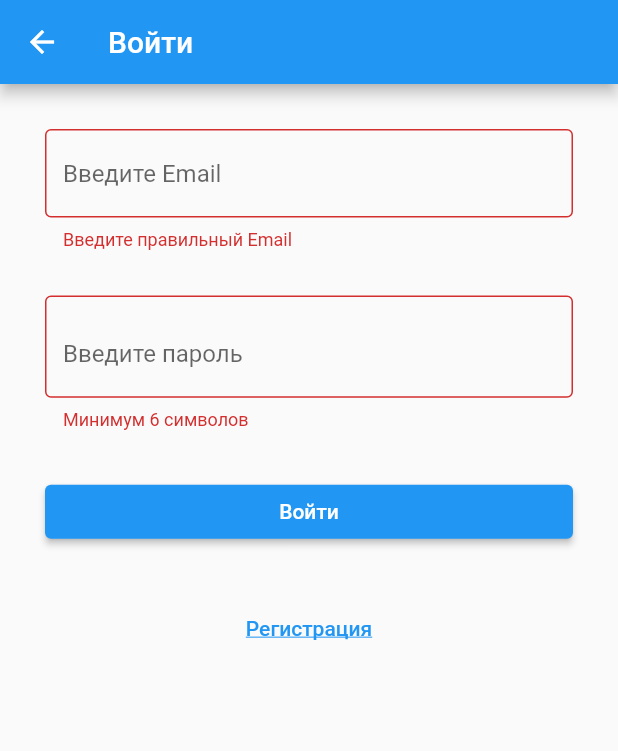
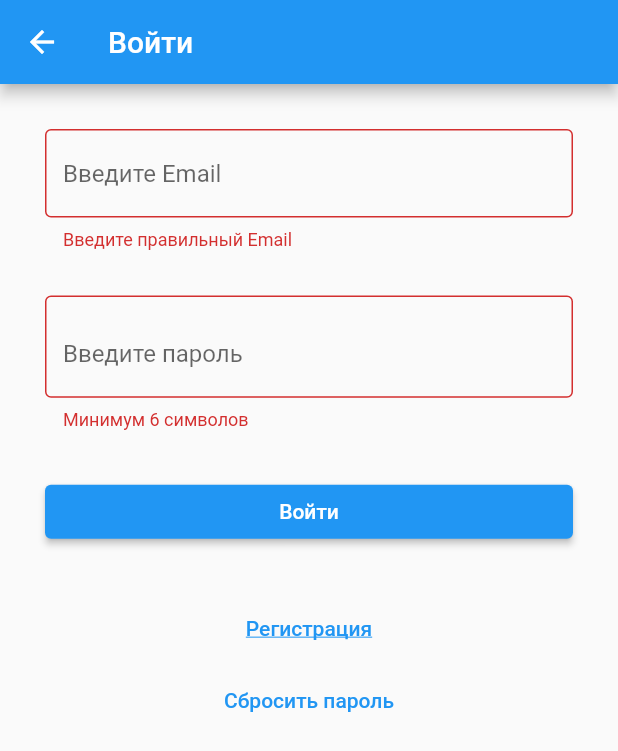
Before and after one commit to Naramotik/Free_WIFI_map, a Flutter app: the LoginScreen screen opened by its route, after a tap on "Войти", on a phone screen of 412 x 824 dp. Shown: the top 751 px of the screen. Run offline on Flutter 3.47's test engine with Material 2 defaults, Android fonts, the phone set to English and light mode, and no system bars; our stand-ins replace connectivity_plus, dio, email_validator, firebase_auth, firebase_core, flutter_easyloading and 2 more; missing offline and left inert: yandex_mapkit; accounts and stored records are empty; network calls fail.

Commit message:
add herotag to buttons and fix email validation in login

```diff
--- a/lib/firebase/login_screen.dart
+++ b/lib/firebase/login_screen.dart
@@ -1,4 +1,7 @@
+import 'package:email_validator/email_validator.dart';
+import 'package:firebase_auth/firebase_auth.dart';
 import 'package:flutter/material.dart';
+import 'package:free_wifi_map/firebase/services/snack_bar.dart';
 
 class LoginScreen extends StatefulWidget {
   const LoginScreen({super.key});
@@ -33,6 +36,31 @@ class _LoginScreenState extends State<LoginScreen> {
     final isValid = formKey.currentState!.validate();
     if (!isValid) return;
 
+    try {
+      await FirebaseAuth.instance.signInWithEmailAndPassword(
+        email: emailTextInputController.text.trim(),
+        password: passwordTextInputController.text.trim(),
+      );
+    } on FirebaseAuthException catch (e) {
+      print(e.code);
+
+      if (e.code == 'user-not-found' || e.code == 'wrong-password') {
+        SnackBarService.showSnackBar(
+          context,
+          'Неправильный email или пароль. Повторите попытку',
+          true,
+        );
+        return;
+      } else {
+        SnackBarService.showSnackBar(
+          context,
+          'Неизвестная ошибка! Попробуйте еще раз или обратитесь в поддержку.',
+          true,
+        );
+        return;
+      }
+    }
+
     navigator.pushNamedAndRemoveUntil('/home', (Route<dynamic> route) => false);
   }
 
@@ -54,7 +82,9 @@ class _LoginScreenState extends State<LoginScreen> {
                 autocorrect: false,
                 controller: emailTextInputController,
                 validator: (email) =>
-                    email != null ? 'Введите правильный Email' : null,
+                    email != null && !EmailValidator.validate(email)
+                        ? 'Введите правильный Email'
+                        : null,
                 decoration: const InputDecoration(
                   border: OutlineInputBorder(),
                   hintText: 'Введите Email',
@@ -98,6 +128,11 @@ class _LoginScreenState extends State<LoginScreen> {
                   ),
                 ),
               ),
+              TextButton(
+                onPressed: () =>
+                    Navigator.of(context).pushNamed('/reset_password'),
+                child: const Text('Сбросить пароль'),
+              ),
             ],
           ),
         ),
--- a/lib/main.dart
+++ b/lib/main.dart
@@ -639,6 +639,7 @@ class _YandexMapTestState extends State<YandexMapTest> {
         Expanded(
           flex: 1,
           child: FloatingActionButton(
+              heroTag: "location",
               backgroundColor: Colors.black87,
               onPressed: () async {
                 _currentLocation = await _getCurrentLocation();
@@ -662,6 +663,7 @@ class _YandexMapTestState extends State<YandexMapTest> {
         Expanded(
           flex: 0,
           child: FloatingActionButton(
+              heroTag: "place",
               backgroundColor: Colors.black87,
               onPressed: () {
                 addingButtonStatus = true;
```
